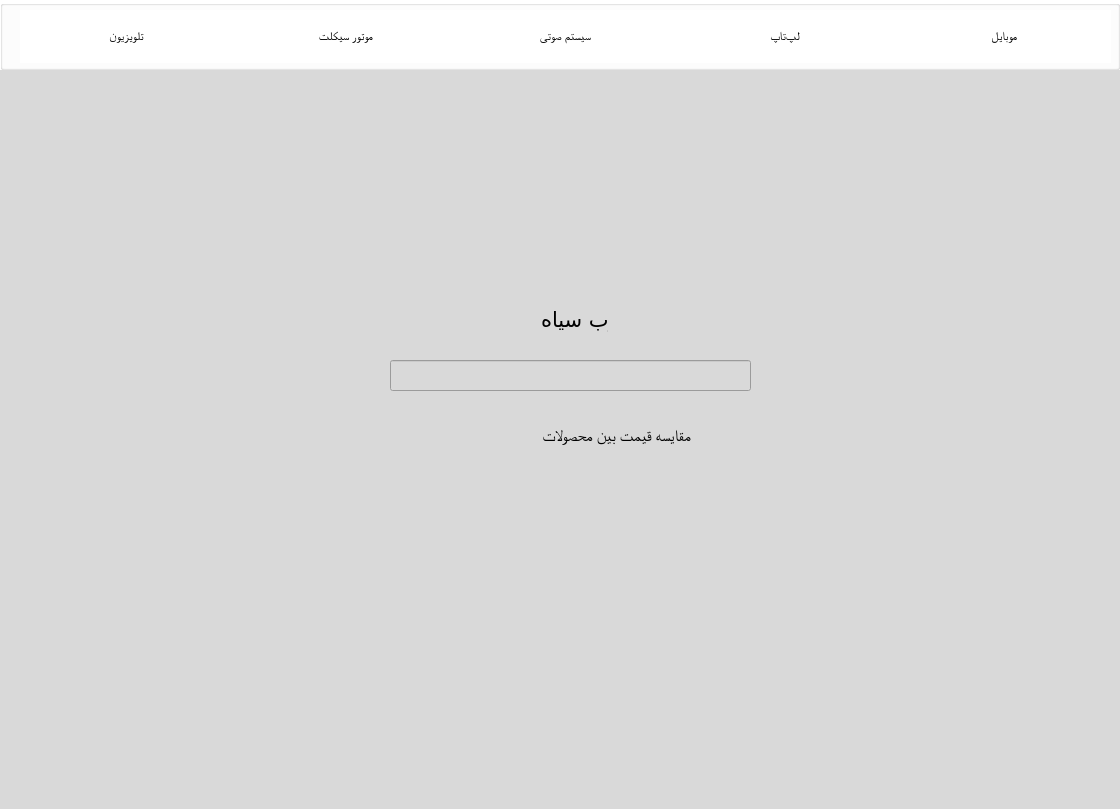
This is First-Page.ui in amirmammad/AP4012-project as Qt 5 draws it before an edit. The edited form follows.
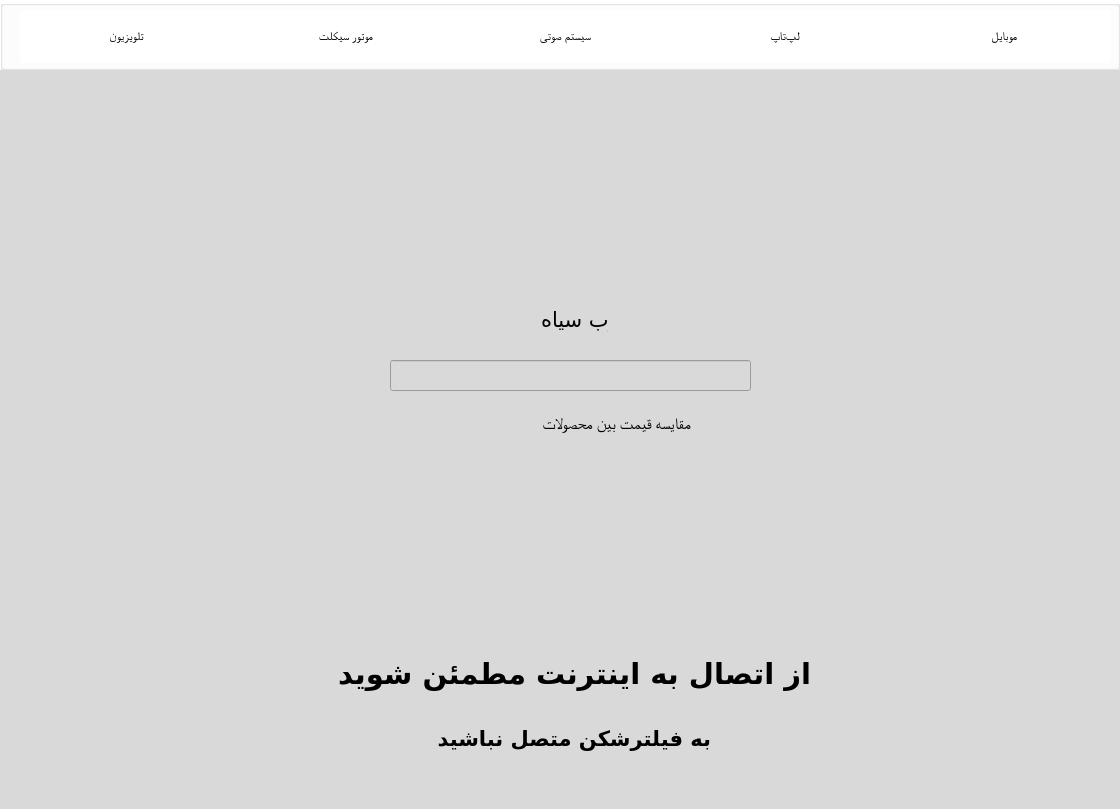
This is the edited form. Icons and pictures are not drawn.

```diff
--- a/First-Page.ui
+++ b/First-Page.ui
@@ -140,26 +140,7 @@
     <bool>true</bool>
    </property>
   </widget>
-  <widget class="QLabel" name="label">
-   <property name="geometry">
-    <rect>
-     <x>450</x>
-     <y>420</y>
-     <width>241</width>
-     <height>31</height>
-    </rect>
-   </property>
-   <property name="font">
-    <font>
-     <family>Georgia</family>
-     <pointsize>12</pointsize>
-    </font>
-   </property>
-   <property name="text">
-    <string>مقایسه قیمت بین محصولات</string>
-   </property>
-  </widget>
-  <widget class="QLabel" name="label_2">
+  <widget class="QLabel" name="picture">
    <property name="geometry">
     <rect>
      <x>541</x>
@@ -215,6 +196,67 @@
    <property name="styleSheet">
     <string notr="true">baclground-color:rgb(214, 214, 214)</string>
    </property>
+   <widget class="QLabel" name="byword">
+    <property name="geometry">
+     <rect>
+      <x>450</x>
+      <y>340</y>
+      <width>241</width>
+      <height>31</height>
+     </rect>
+    </property>
+    <property name="font">
+     <font>
+      <family>Georgia</family>
+      <pointsize>12</pointsize>
+     </font>
+    </property>
+    <property name="text">
+     <string>مقایسه قیمت بین محصولات</string>
+    </property>
+   </widget>
+   <widget class="QLabel" name="connection">
+    <property name="geometry">
+     <rect>
+      <x>320</x>
+      <y>580</y>
+      <width>491</width>
+      <height>51</height>
+     </rect>
+    </property>
+    <property name="font">
+     <font>
+      <family>Vazir</family>
+      <pointsize>22</pointsize>
+      <weight>75</weight>
+      <bold>true</bold>
+     </font>
+    </property>
+    <property name="text">
+     <string>از اتصال به اینترنت مطمئن شوید</string>
+    </property>
+   </widget>
+   <widget class="QLabel" name="vpn">
+    <property name="geometry">
+     <rect>
+      <x>420</x>
+      <y>650</y>
+      <width>291</width>
+      <height>41</height>
+     </rect>
+    </property>
+    <property name="font">
+     <font>
+      <family>Vazir</family>
+      <pointsize>16</pointsize>
+      <weight>75</weight>
+      <bold>true</bold>
+     </font>
+    </property>
+    <property name="text">
+     <string>به فیلترشکن متصل نباشید</string>
+    </property>
+   </widget>
   </widget>
   <zorder>widget</zorder>
   <zorder>label_3</zorder>
```
Left out of the diff: 23 changed lines with no effect on the pictures.
